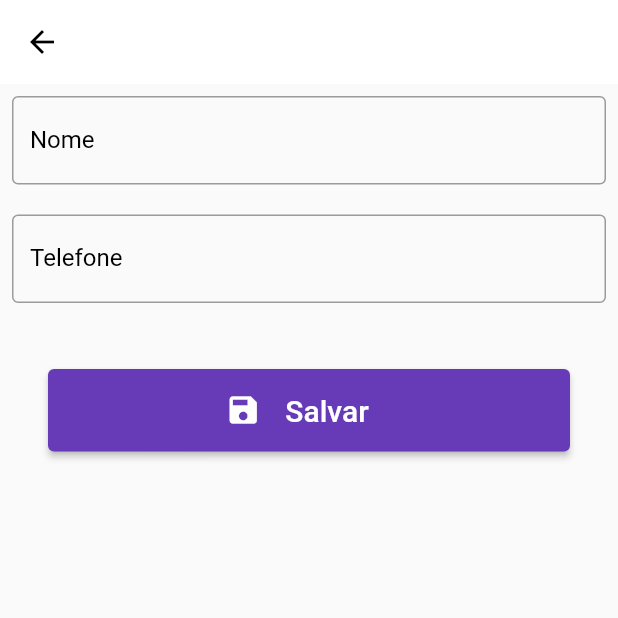
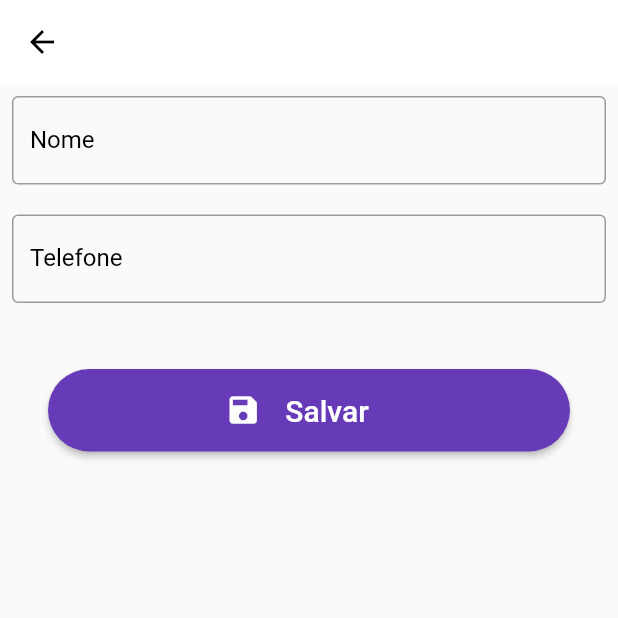
Before and after one commit to felipeoliveira92/RosaAzul, a Flutter app: the ActionsClient screen opened directly, on a phone screen of 412 x 824 dp, the top half of it. Run offline on Flutter 3.47's test engine with Material 2 defaults, Android fonts, the phone set to English and light mode, and no system bars; our stand-ins replace dio, searchfield; missing offline and left inert: d_chart, date_ranger.

Commit message:
alterado filtro de clientes e passado os parametros corretamente para a page de acoes de clientes

```diff
--- a/lib/pages/Client/ActionsClient.page.dart
+++ b/lib/pages/Client/ActionsClient.page.dart
@@ -43,10 +43,10 @@ class _ActionsClientState extends State<ActionsClient> {
               children: [
                 TextFormField(
                   keyboardType: TextInputType.text,
-                  decoration: const InputDecoration(
-                      border: OutlineInputBorder(),
-                      labelText: "Nome",
-                      labelStyle: TextStyle(color: Colors.black)),
+                  decoration: InputDecoration(
+                      border: const OutlineInputBorder(),
+                      labelText: widget.client.name ?? "Nome",
+                      labelStyle: const TextStyle(color: Colors.black)),
                   onChanged: (text) {
                     //workTask.descricao = text;
                   },
@@ -57,10 +57,10 @@ class _ActionsClientState extends State<ActionsClient> {
                 ),
                 TextFormField(
                   keyboardType: TextInputType.phone,
-                  decoration: const InputDecoration(
-                      border: OutlineInputBorder(),
-                      labelText: "Telefone",
-                      labelStyle: TextStyle(color: Colors.black)),
+                  decoration: InputDecoration(
+                      border: const OutlineInputBorder(),
+                      labelText: widget.client.cellphone ?? "Telefone",
+                      labelStyle: const TextStyle(color: Colors.black)),
                   onChanged: (text) {
                     //workTask.preco = text;
                   },
@@ -75,6 +75,13 @@ class _ActionsClientState extends State<ActionsClient> {
                   alignment: Alignment.bottomCenter,
                   margin: const EdgeInsets.all(24),
                   child: ElevatedButton(
+                    style: ButtonStyle(
+                      shape: MaterialStateProperty.all<RoundedRectangleBorder>(
+                        RoundedRectangleBorder(
+                          borderRadius: BorderRadius.circular(30)
+                        )
+                      )
+                    ),
                     onPressed: () {
                       bool sucess = false;
                       if (widget.action == "Create")
--- a/lib/pages/Client/Client.page.dart
+++ b/lib/pages/Client/Client.page.dart
@@ -101,7 +101,7 @@ class _ClientPageState extends State<ClientPage> {
                     ],
                   ),
                   onTap: () {
-                    Client clientSelected = clients[index];
+                    Client clientSelected = resultFilterClient[index];
                     Navigator.of(context).push(MaterialPageRoute(
                         builder: (context) => ActionsClient(
                             action: "Edit", client: clientSelected)));
```
